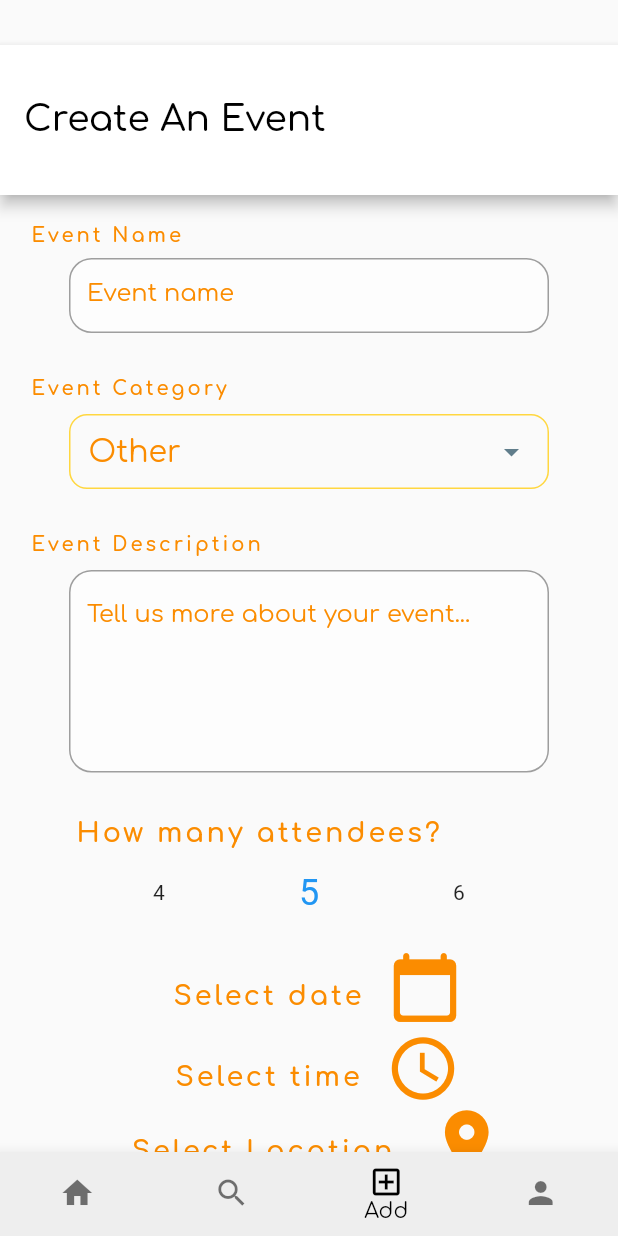
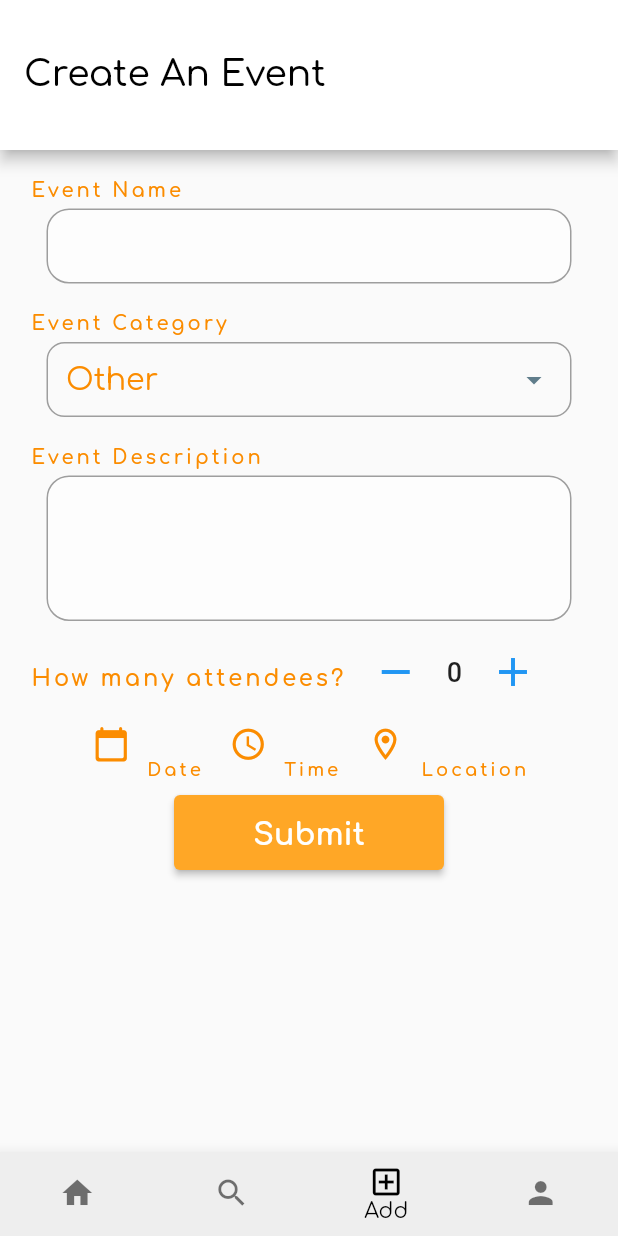
Before and after one commit to hudanazy/gather-go-, a Flutter app: the screen it shows once a user with an empty profile is signed in, swiped to page 3, on a phone screen of 412 x 824 dp. Run offline on Flutter 3.47's test engine with Material 2 defaults, Android fonts, the phone set to English and light mode, and no system bars; drawn by our look-alikes of numberpicker; our stand-ins replace animated_splash_screen, cloud_firestore, firebase_auth, firebase_core, firebase_storage, flutter_local_notifications and 6 more; accounts and stored records are empty.

Commit message:
create event page fixed

```diff
--- a/lib/Models/EventInfo.dart
+++ b/lib/Models/EventInfo.dart
@@ -12,6 +12,7 @@ class EventInfo {
   //final GeoPoint location;
   bool approved = false;
   bool adminCheck = false;
+  //int attendeeNumber;
 
   EventInfo({
     required this.uid,
@@ -28,5 +29,6 @@ class EventInfo {
       required this.location*/
     required this.approved,
     required this.adminCheck,
+   // required this.attendeeNumber,
   });
 }
--- a/lib/screens/home/createEvent.dart
+++ b/lib/screens/home/createEvent.dart
@@ -1,28 +1,28 @@
 import 'package:cloud_firestore/cloud_firestore.dart';
 import 'package:flutter/material.dart';
-import 'package:get/route_manager.dart';
-// import 'package:gather_go/screens/home/event_list.dart';
-// import 'package:gather_go/screens/home/profile_form.dart';
-// import 'package:get/get.dart';
+import 'package:gather_go/shared/num_button.dart';
+
 import 'package:syncfusion_flutter_datepicker/datepicker.dart';
-//import 'package:flutter_time_picker_spinner/flutter_time_picker_spinner.dart';
+
 import 'package:gather_go/services/database.dart';
 import 'package:provider/provider.dart';
 import 'package:gather_go/Models/NewUser.dart';
 import 'package:gather_go/Models/EventInfo.dart';
 import 'package:gather_go/shared/contants.dart';
-//import 'package:gather_go/shared/gradient_app_bar.dart';
-import 'package:numberpicker/numberpicker.dart';
+
 import 'package:gather_go/shared/dialogs.dart';
 import 'package:fluttertoast/fluttertoast.dart';
-//import 'package:gather_go/screens/home/home.dart';
+
 import 'package:gather_go/screens/home/nav.dart';
-//import 'package:location/location.dart';
+
 import 'package:google_maps_flutter/google_maps_flutter.dart';
-//import 'package:gather_go/shared/num_button.dart';
+
 import '../NotifactionManager.dart';
-//import 'package:timezone/timezone.dart' as tz;
+
 import 'package:timezone/data/latest.dart' as tz;
+
+
+
 
 // ignore: camel_case_types
 class createEvent extends StatefulWidget {
@@ -53,6 +53,7 @@ class _Eventform extends State<createEvent> {
   TextEditingController eventName = TextEditingController();
   TextEditingController eventDescription = TextEditingController();
   DateRangePickerController eventDate = DateRangePickerController();
+  TextEditingController attendeeNum = TextEditingController();
 
   //int _currentStep = 0;
   DateTime? dateo;
@@ -60,6 +61,7 @@ class _Eventform extends State<createEvent> {
   TextEditingController? description;
   String? Name;
   String? Description;
+  int? attendeeNumber;
   TimeOfDay? ttime;
   GeoPoint? location;
   DateRangePickerController Datee = DateRangePickerController();
@@ -72,9 +74,9 @@ class _Eventform extends State<createEvent> {
   List<Marker> myMarker = [];
   LatLng saveLatLng = LatLng(24.708481, 46.752108);
   String? StringLatLng;
-  String viewDate = "Select date ";
-  String viewTime = "Select time ";
-  String viewLocation = "Select Location  ";
+  String viewDate = "Date ";
+  String viewTime = "Time ";
+  String viewLocation = "Location  ";
 var googleMap=GoogleMap(initialCameraPosition: CameraPosition(target:LatLng(24.708481, 46.752108) ));
   double saveLat = 0;
   double saveLong = 0;
@@ -102,7 +104,7 @@ var googleMap=GoogleMap(initialCameraPosition: CameraPosition(target:LatLng(24.7
                   key: _formKey,
                   child: Column(
                     children: <Widget>[
-                      SizedBox(height: 30),
+
                       AppBar(
 
           toolbarHeight: 100,
@@ -128,9 +130,9 @@ var googleMap=GoogleMap(initialCameraPosition: CameraPosition(target:LatLng(24.7
                                 fontFamily: "Comfortaa"),
                           ),
                         ),
-                      SizedBox(height: 8),
+                      SizedBox(height: 5),
                       SizedBox(
-                        width: 320,
+                        width: 350,
                         height: 50,
                         child: TextFormField(
                           controller: eventName,
@@ -139,10 +141,6 @@ var googleMap=GoogleMap(initialCameraPosition: CameraPosition(target:LatLng(24.7
                           decoration:
                           textInputDecoration.copyWith(
 
-                            hintText: "Event name",
-                            hintStyle: TextStyle(
-                                color: Colors.orange[600],
-                                fontFamily: "Comfortaa"),
                           ),
                           validator: (val) => val!.isEmpty
                               ? "The event needs a name."
@@ -150,7 +148,7 @@ var googleMap=GoogleMap(initialCameraPosition: CameraPosition(target:LatLng(24.7
                           onChanged: (val) => setState(() => Name = val),
                         ),
                       ),
-                      SizedBox(height: 10),
+
                       Container(
                           alignment: Alignment.topLeft,
                           padding: EdgeInsets.only(top: 20, left: 20),
@@ -166,16 +164,16 @@ var googleMap=GoogleMap(initialCameraPosition: CameraPosition(target:LatLng(24.7
                         ),
 
 
-                      SizedBox(height: 10),
+                      SizedBox(height: 5),
                       Container(
-                        width: 320,
+                        width: 350,
                         height: 50,
                         padding:
                             EdgeInsets.symmetric(horizontal: 12, vertical: 4),
                         decoration: BoxDecoration(
                             borderRadius: BorderRadius.circular(12),
                             border: Border.all(
-                                color: Colors.amberAccent, width: 1)),
+                                color: Colors.grey, width: 1)),
                         child: DropdownButtonHideUnderline(
                           child: DropdownButton<String>(
                               focusColor: Colors.grey,
@@ -194,7 +192,7 @@ var googleMap=GoogleMap(initialCameraPosition: CameraPosition(target:LatLng(24.7
                               )),
                         ),
                       ),
-                      SizedBox(height: 10),
+
                       Container(
                           alignment: Alignment.topLeft,
                           padding: EdgeInsets.only(top: 20, left: 20),
@@ -208,92 +206,149 @@ var googleMap=GoogleMap(initialCameraPosition: CameraPosition(target:LatLng(24.7
                                 fontFamily: "Comfortaa"),
                           ),
                         ),
-                      SizedBox(height: 10),
+                      SizedBox(height: 5),
                       SizedBox(
-                        width: 320,
+
+                        width: 350,
+
                         child: TextFormField(
                           controller: eventDescription,
+                          minLines: 3,
                           maxLines: 5,
                           initialValue: eventData?.description,
-                          decoration: textInputDecoration.copyWith(
-                              hintText: "Tell us more about your event...",
-                              hintStyle: TextStyle(
-                                  color: Colors.orange[600],
-                                  fontFamily: "Comfortaa")),
+                          decoration: textInputDecoration.copyWith(),
                           validator: (val) => val!.isEmpty
                               ? "Description can't be empty."
                               : eventData?.description,
                           onChanged: (val) => setState(() => Description = val),
                         ),
                       ),
+
                       SizedBox(height: 10),
+                    Row(
+                      children: [
                         Container(
                         alignment: Alignment.topLeft,
-                        padding: EdgeInsets.only(top: 20, left: 50),
+                        padding: EdgeInsets.only(top: 10, left: 20),
                         child: Text(
                           "How many attendees?",
                           style: TextStyle(
                               color: Colors.orange[600],
                               letterSpacing: 2,
-                              fontSize: 18,
+                              fontSize: 15,
                               fontWeight: FontWeight.w600,
                               fontFamily: "Comfortaa"),
                         ),
                       ),
-                      // NumericStepButton(
-                      //   // value: _currentValue,
-                      //   minValue: 1,
-                      //   maxValue: 500,
-                      //   onChanged: (value) =>
-                      //       setState(() => this._currentValue = value),
-                      // ),
-                      SizedBox(height: 5),
-                      NumberPicker(
-                        value: _currentValue,
+  NumericStepButton(
+                        // value: _currentValue,
                         minValue: 1,
                         maxValue: 500,
-                        axis: Axis.horizontal,
                         onChanged: (value) =>
-                            setState(() => _currentValue = value),
+                            setState(() => this._currentValue = value),
                       ),
-                      SizedBox(height: 5),
+                      ],
+                    ),
+
+
+
+
+                       Center( child:
+                      Row(
+                        mainAxisAlignment: MainAxisAlignment.center,
+                        children: [
                         RichText(
                         text: TextSpan(
                           children: [
+                             WidgetSpan(
+                              child: IconButton(
+
+                                icon: Icon(
+                                  Icons.calendar_today_rounded,
+                                  color: Colors.orange[600],
+                                  size: 25,
+                                ),
+
+                                onPressed: () => pickDate(context),
+                              ),
+                            ),
                             TextSpan(
                               text: viewDate,
                               style: TextStyle(
                                   color: Colors.orange[600],
                                   letterSpacing: 2,
-                                  fontSize: 18,
+                                  fontSize: 12,
                                   fontWeight: FontWeight.w600,
                                   fontFamily: "Comfortaa"),
                             ),
+
+                          ],
+                        ),
+                      ),
+                      RichText(
+                        text: TextSpan(
+                          children: [
                              WidgetSpan(
                               child: IconButton(
-                                // label: Text(
-                                //   "Set event date",
-                                //   style: TextStyle(
-                                //     color: Colors.deepPurple,
-                                //     fontSize: 20,
-                                //     fontWeight: FontWeight.w500,
-                                //   ),
-                                // ),
+
                                 icon: Icon(
-                                  Icons.calendar_today_rounded,
+                                  Icons.access_time,
+                                  textDirection: TextDirection.ltr,
                                   color: Colors.orange[600],
-                                  size: 50,
+                                  size: 25,
                                 ),
-                                // style: ElevatedButton.styleFrom(
-                                //   minimumSize: Size.fromHeight(40),
-                                //   primary: Colors.white,
-                                // ),
-                                onPressed: () => pickDate(context),
+
+                                onPressed: () => pickTime(context),
+                              ),
+                            ),
+                            TextSpan(
+                              text: viewTime,
+                              style: TextStyle(
+                                  color: Colors.orange[600],
+                                  letterSpacing: 2,
+                                  fontSize: 12,
+                                  fontWeight: FontWeight.w600,
+                                  fontFamily: "Comfortaa"),
+                            ),
+
+
+                          ],
+                        ),
+                      ),RichText(
+                        text: TextSpan(
+                          children: [
+                            WidgetSpan(
+                              child: IconButton(
+
+                                icon: Icon(
+                                  Icons.location_on_outlined,
+                                  textDirection: TextDirection.ltr,
+                                  color: Colors.orange[600],
+                                  size: 25,
+                                ),
+                                //Location()
+
+                                onPressed: () => showMapdialogToSelectLocation(context),
+                              ),
+                            ),
+                            TextSpan(
+                              text: viewLocation,
+                              style: TextStyle(
+                                  color: Colors.orange[600],
+                                  letterSpacing: 2,
+                                  fontSize: 12,
+                                  fontWeight: FontWeight.w600,
+                                  fontFamily: "Comfortaa"),
+                            ),
+
+
+                          ],
                         ),
                       ),
                       ],
-                        ),
-                      ),
+                      ),),
+
+
                       // Container(
                       //   // color: Colors.amber,
                       //   width: 50,
@@ -318,7 +373,7 @@ var googleMap=GoogleMap(initialCameraPosition: CameraPosition(target:LatLng(24.7
                       //   onPressed: () => pickDate(context),
                       // ),
                       // ),
-                      SizedBox(height: 5),
+                     SizedBox(height: 10),
                       // SfDateRangePicker(
                       //   controller: Datee,
                       //   // onSelectionChanged: _onSelectionChanged,
@@ -330,71 +385,8 @@ var googleMap=GoogleMap(initialCameraPosition: CameraPosition(target:LatLng(24.7
                       //   margin: const EdgeInsets.only(right: 5.0),
                       //   // color: Colors.amber,
                       //   width: 50,
-                      RichText(
-                        text: TextSpan(
-                          children: [
-                            TextSpan(
-                              text: viewTime,
-                              style: TextStyle(
-                                  color: Colors.orange[600],
-                                  letterSpacing: 2,
-                                  fontSize: 18,
-                                  fontWeight: FontWeight.w600,
-                                  fontFamily: "Comfortaa"),
-                            ),
-                            WidgetSpan(
-                              child: IconButton(
-                                // label: Text(
-                                //   "Set event time",
-                                //   style: TextStyle(
-                                //     color: Colors.deepPurple,
-                                //     fontSize: 20,
-                                //     fontWeight: FontWeight.w500,
-                                //   ),
-                                // ),
-                                icon: Icon(
-                                  Icons.access_time,
-                                  textDirection: TextDirection.ltr,
-                                  color: Colors.orange[600],
-                                  size: 50,
-                                ),
 
-                                onPressed: () => pickTime(context),
-                              ),
-                            ),
 
-                          ],
-                        ),
-                      ),
-                       RichText(
-                        text: TextSpan(
-                          children: [
-                            TextSpan(
-                              text: viewLocation,
-                              style: TextStyle(
-                                  color: Colors.orange[600],
-                                  letterSpacing: 2,
-                                  fontSize: 18,
-                                  fontWeight: FontWeight.w600,
-                                  fontFamily: "Comfortaa"),
-                            ),
-                            WidgetSpan(
-                              child: IconButton(
-
-                                icon: Icon(
-                                  Icons.location_on,
-                                  textDirection: TextDirection.ltr,
-                                  color: Colors.orange[600],
-                                  size: 50,
-                                ),
-
-                                onPressed: () => showMapdialogToSelectLocation(context),
-                              ),
-                            ),
-
-                          ],
-                        ),
-                      ),
 
 
 //showMapdialogToSelect
@@ -518,13 +510,7 @@ var googleMap=GoogleMap(initialCameraPosition: CameraPosition(target:LatLng(24.7
 
   void _onMapCreated(GoogleMapController _cntlr) {
     _controller = _cntlr;
-    // _location.onLocationChanged.listen((l) {
-    //   _controller.animateCamera(
-    //     CameraUpdate.newCameraPosition(
-    //       CameraPosition(target: LatLng(l.latitude!, l.longitude!), zoom: 15),
-    //     ),
-    //   );
-    // });
+
   }
 
   void _handleTap(LatLng tappedPoint) {
@@ -593,9 +579,18 @@ Future<bool> showMapdialogToSelectLocation(
   context: context,
 
   builder: (context) {
-     googleMap = GoogleMap(
+
+    return StatefulBuilder(
+      builder: (context, setState) {
+        return AlertDialog(
+          title: Text("SELECT LOCATION" ,style: TextStyle( color: Colors.grey, fontSize: 10) ),
+          content:
+          SizedBox(
+                        height: 400,
+                        width: 450,
+                  child: GoogleMap(
                           initialCameraPosition:
-                              CameraPosition(target: _initialcameraposition),
+                              CameraPosition(target: _initialcameraposition , zoom: 5),
                           mapType: MapType.normal,
                           onMapCreated: _onMapCreated,
                           rotateGesturesEnabled: true,
@@ -607,43 +602,21 @@ Future<bool> showMapdialogToSelectLocation(
                           myLocationEnabled: true,
                           markers: Set.from(myMarker),
                           onTap: _handleTap,
-                        );
-    return StatefulBuilder(
-      builder: (context, setState) {
-        return AlertDialog(
-          title: Text("SELECT LOCATION" ,style: TextStyle( color: Colors.grey, fontSize: 10 ) ),
-          content:  googleMap = GoogleMap(
-                          initialCameraPosition:
-                              CameraPosition(target: _initialcameraposition),
-                          mapType: MapType.normal,
-                          onMapCreated: _onMapCreated,
-                          rotateGesturesEnabled: true,
-                          scrollGesturesEnabled: true,
-                          zoomControlsEnabled: true,
-                          zoomGesturesEnabled: true,
-                          liteModeEnabled: false,
-                          tiltGesturesEnabled: true,
-                          myLocationEnabled: true,
-                          markers: Set.from(myMarker),
-                          onTap: _handleTap,
-                        ),
+                        ), ),
+          actions: <Widget>[
 
 
-
-          actions: <Widget>[
 
 
             TextButton(
               onPressed: () => Navigator.pop(context),
-              child: Text("Cancel"),
+              child: Text("Done"),
             ),
-
-
             TextButton(
               onPressed: () {
                 setState(() {
                   SizedBox(
-                        height: 400,
+                        height: 300,
                         width: 450,
                   child: googleMap = GoogleMap(
                           initialCameraPosition:
@@ -659,10 +632,16 @@ Future<bool> showMapdialogToSelectLocation(
                           myLocationEnabled: true,
                           markers: Set.from(myMarker),
                           onTap: _handleTap,
-                        ));});
+                        ));
+                         viewLocation = "Selected";});
+
+    Fluttertoast.showToast(
+      msg: "Location selected.",
+      toastLength: Toast.LENGTH_LONG,
+    );
 
               },
-              child: Text("OK"),
+              child: Text("Click here to update the location "),
             ),
           ],
         );
--- a/pubspec.yaml
+++ b/pubspec.yaml
@@ -51,6 +51,7 @@ dependencies:
   image_picker: ^0.8.4+3
   path_provider: ^2.0.5
   firebase_storage: ^10.0.6
+  flutter_update_dialog: ^2.0.0
 
   #rxdart: ^0.27.2
 
```
Also changed, not shown: pubspec.lock. Lines whose indentation alone changed are shown as unchanged.
